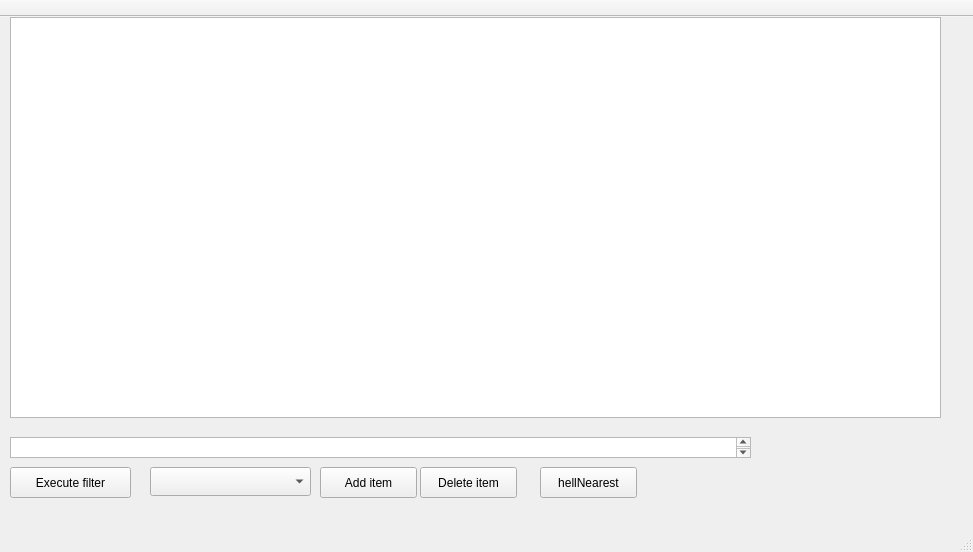
Cybran111/DBManager, file mainwindow.ui: the form before one commit.
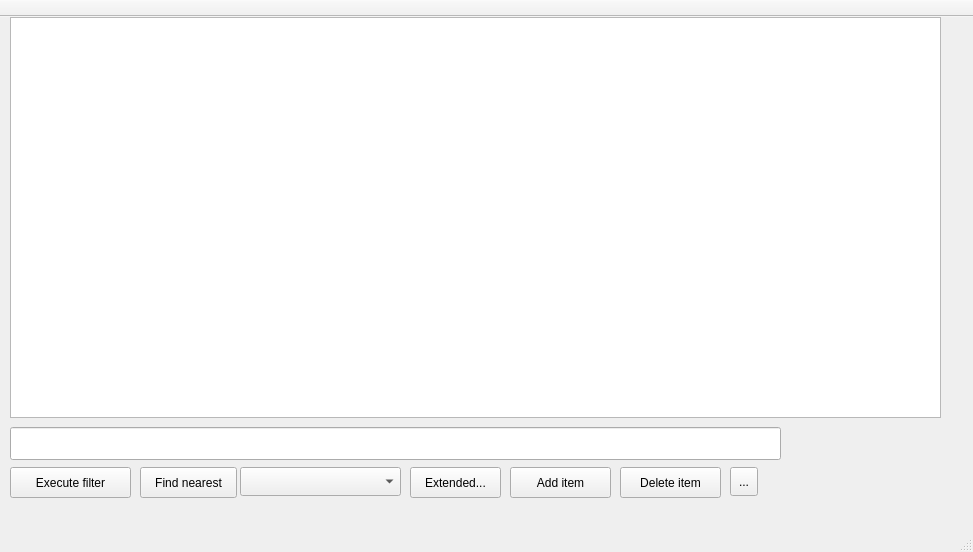
The form after the commit.

Commit message: Extended filter works!

```diff
--- a/mainwindow.ui
+++ b/mainwindow.ui
@@ -73,7 +73,7 @@
    <widget class="QComboBox" name="dbBox">
     <property name="geometry">
      <rect>
-      <x>150</x>
+      <x>240</x>
       <y>450</y>
       <width>161</width>
       <height>29</height>
@@ -83,31 +83,12 @@
      <string/>
     </property>
    </widget>
-   <widget class="QTextEdit" name="scriptEdit">
-    <property name="geometry">
-     <rect>
-      <x>10</x>
-      <y>420</y>
-      <width>741</width>
-      <height>21</height>
-     </rect>
-    </property>
-    <property name="lineWidth">
-     <number>-1</number>
-    </property>
-    <property name="lineWrapColumnOrWidth">
-     <number>1</number>
-    </property>
-    <property name="acceptRichText">
-     <bool>false</bool>
-    </property>
-   </widget>
    <widget class="QPushButton" name="addItem">
     <property name="geometry">
      <rect>
-      <x>320</x>
+      <x>510</x>
       <y>450</y>
-      <width>97</width>
+      <width>101</width>
       <height>31</height>
      </rect>
     </property>
@@ -118,9 +99,9 @@
    <widget class="QPushButton" name="deleteItem">
     <property name="geometry">
      <rect>
-      <x>420</x>
+      <x>620</x>
       <y>450</y>
-      <width>97</width>
+      <width>101</width>
       <height>31</height>
      </rect>
     </property>
@@ -131,14 +112,50 @@
    <widget class="QPushButton" name="pushButton">
     <property name="geometry">
      <rect>
-      <x>540</x>
+      <x>140</x>
       <y>450</y>
       <width>97</width>
       <height>31</height>
      </rect>
     </property>
     <property name="text">
-     <string>hellNearest</string>
+     <string>Find nearest</string>
+    </property>
+   </widget>
+   <widget class="QToolButton" name="toolButton">
+    <property name="geometry">
+     <rect>
+      <x>730</x>
+      <y>450</y>
+      <width>28</width>
+      <height>29</height>
+     </rect>
+    </property>
+    <property name="text">
+     <string>...</string>
+    </property>
+   </widget>
+   <widget class="QLineEdit" name="scriptEdit">
+    <property name="geometry">
+     <rect>
+      <x>10</x>
+      <y>410</y>
+      <width>771</width>
+      <height>33</height>
+     </rect>
+    </property>
+   </widget>
+   <widget class="QPushButton" name="extFilter">
+    <property name="geometry">
+     <rect>
+      <x>410</x>
+      <y>450</y>
+      <width>91</width>
+      <height>31</height>
+     </rect>
+    </property>
+    <property name="text">
+     <string>Extended...</string>
     </property>
    </widget>
   </widget>
```
Left out of the diff: 52 changed lines with no effect on the pictures. The commit also changes 14 other files.
